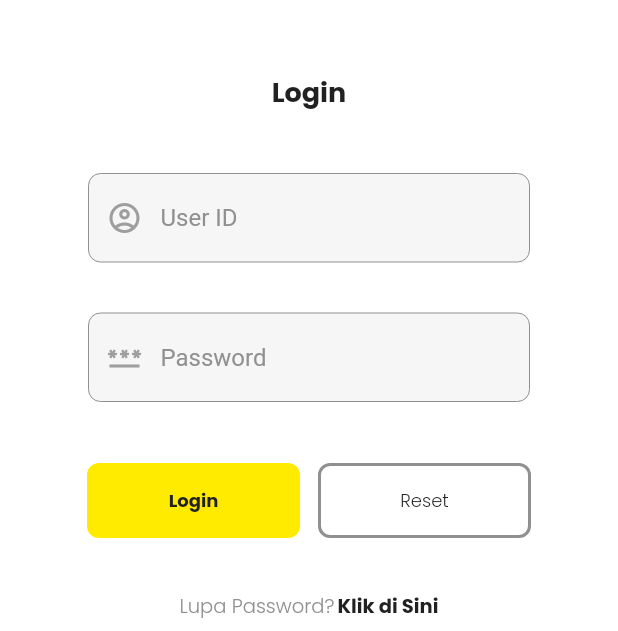
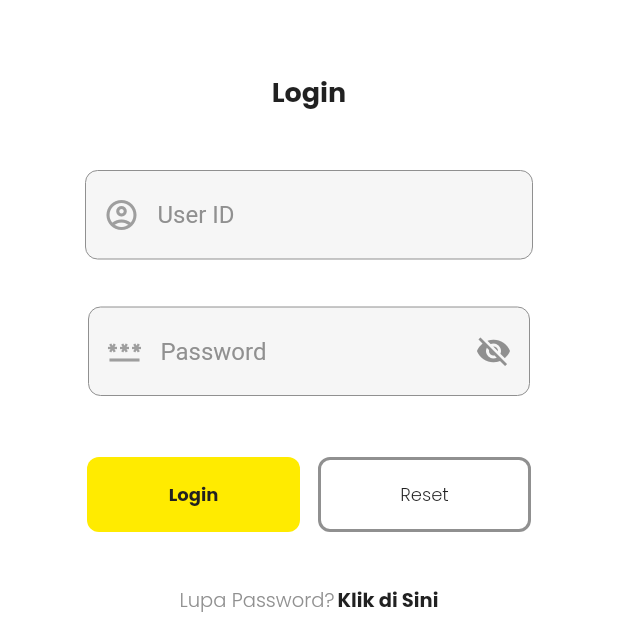
Before and after one commit to e-duu/adira_cats, a Flutter app: the screen it shows after launch, on a phone screen of 412 x 824 dp, the part 605-1236 px from its top. Run offline on Flutter 3.47's test engine with Material 2 defaults, Android fonts, the phone set to English and light mode, and no system bars; our stand-ins replace flutter_screenutil, google_fonts, pin_input_text_field, sms_autofill, styled_text.

Commit message:
login_page

```diff
--- a/lib/ui/pages/login_page.dart
+++ b/lib/ui/pages/login_page.dart
@@ -86,7 +86,7 @@ class LoginPage extends StatelessWidget {
                       ),
                       hintColor: kDarkGreyColor,
                       filled: true,
-                      padding: EdgeInsets.all(2),
+                      padding: EdgeInsets.all(0),
                       margin: EdgeInsets.symmetric(
                         horizontal: 0,
                       ),
@@ -104,10 +104,7 @@ class LoginPage extends StatelessWidget {
                         Icons.password,
                         color: Colors.grey,
                       ),
-                      suffixIcon: Icon(
-                        Icons.remove_red_eye_outlined,
-                        color: Colors.grey,
-                      ),
+                      obscureText: true,
                       hintColor: kDarkGreyColor,
                       filled: true,
                       padding: EdgeInsets.all(2),
```
